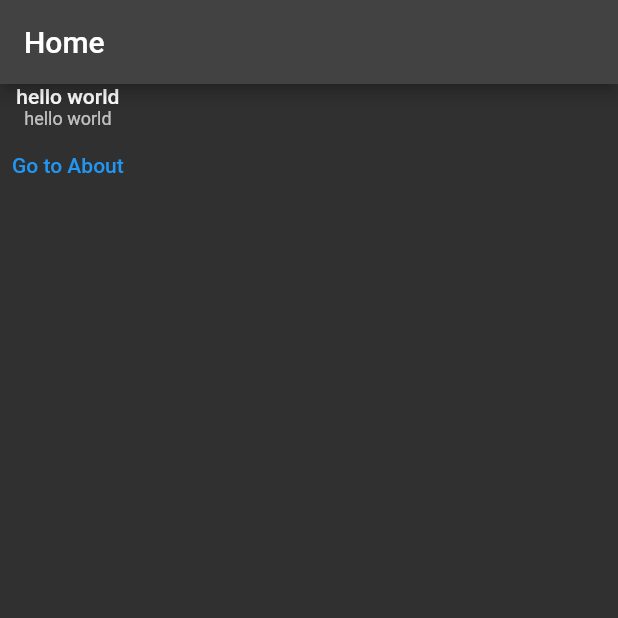
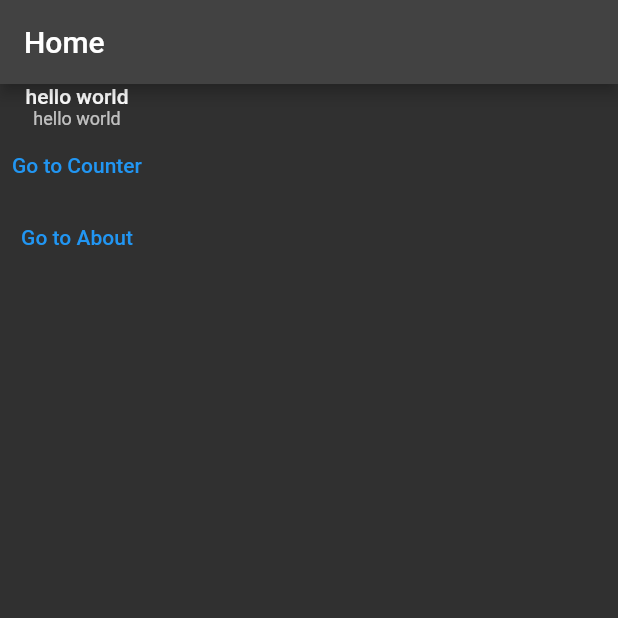
Before and after one commit to agibalov/tech-experiments, a Flutter app: the screen it shows after launch, on a phone screen of 412 x 824 dp, the top half of it. Run offline on Flutter 3.47's test engine with Material 2 defaults, Android fonts, the light colour scheme and no system bars.

Commit message:
LABS-1498: save progress

```diff
--- a/flutter-experiment/lib/main.dart
+++ b/flutter-experiment/lib/main.dart
@@ -1,4 +1,6 @@
 import 'package:flutter/material.dart';
+
+import 'counter.dart';
 
 void main() {
   runApp(MyApp());
@@ -15,6 +17,7 @@
         initialRoute: '/',
         routes: {
           '/': (context) => const HomePage(),
+          '/counter': (context) => const CounterPage(),
           '/about': (context) => const AboutPage()
         }
     );
@@ -38,6 +41,12 @@
           Text(
               'hello world',
               style: Theme.of(context).textTheme.caption),
+          TextButton(
+              onPressed: () {
+                debugPrint('Navigating to Counter');
+                Navigator.pushNamed(context, '/counter');
+              },
+              child: const Text('Go to Counter')),
           TextButton(
               onPressed: () {
                 var x = 123;
```
Also changed, not shown: flutter-experiment/lib/counter.dart (added, +61 -0 lines).
